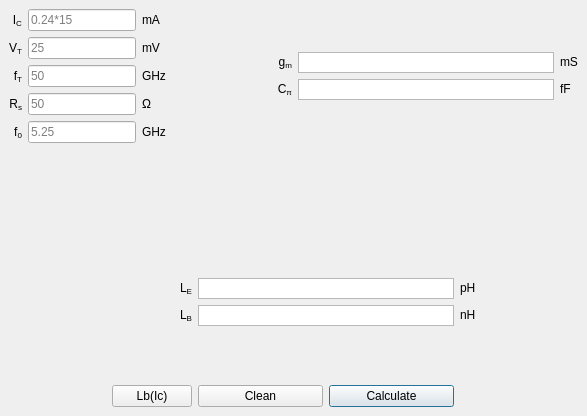
Above: ui/integrated_matching.ui from urbanij/syRF before the change. Below: the same form after it.
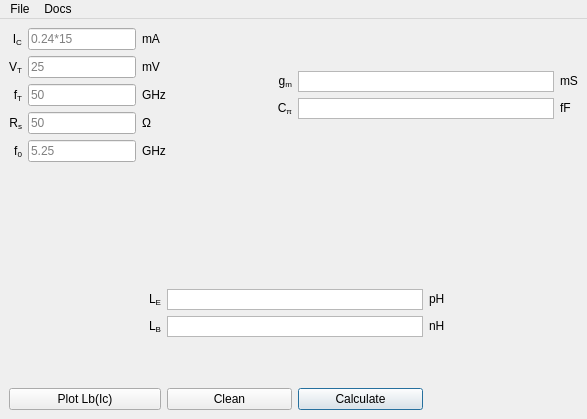
That is the form after the change.

The edit to the form file:
```diff
--- a/ui/integrated_matching.ui
+++ b/ui/integrated_matching.ui
@@ -7,7 +7,7 @@
     <x>0</x>
     <y>0</y>
     <width>587</width>
-    <height>416</height>
+    <height>419</height>
    </rect>
   </property>
   <property name="sizePolicy">
@@ -399,10 +399,10 @@
           </item>
          </layout>
         </item>
-        <item row="3" column="1">
+        <item row="3" column="0" colspan="2">
          <widget class="QPushButton" name="Lb_vs_Ic_button">
           <property name="text">
-           <string>Lb(Ic)</string>
+           <string>Plot Lb(Ic)</string>
           </property>
          </widget>
         </item>
@@ -557,6 +557,30 @@
     </item>
    </layout>
   </widget>
+  <widget class="QMenuBar" name="menuBar">
+   <property name="geometry">
+    <rect>
+     <x>0</x>
+     <y>0</y>
+     <width>587</width>
+     <height>22</height>
+    </rect>
+   </property>
+   <widget class="QMenu" name="menuDocs">
+    <property name="title">
+     <string>Docs</string>
+    </property>
+    <addaction name="action_Open_formulas"/>
+   </widget>
+   <widget class="QMenu" name="menuFile">
+    <property name="title">
+     <string>File</string>
+    </property>
+    <addaction name="action_Quit_IM"/>
+   </widget>
+   <addaction name="menuFile"/>
+   <addaction name="menuDocs"/>
+  </widget>
   <action name="actionAbout">
    <property name="text">
     <string>About</string>
```
Left out of the diff: 13 changed lines with no effect on the pictures.
